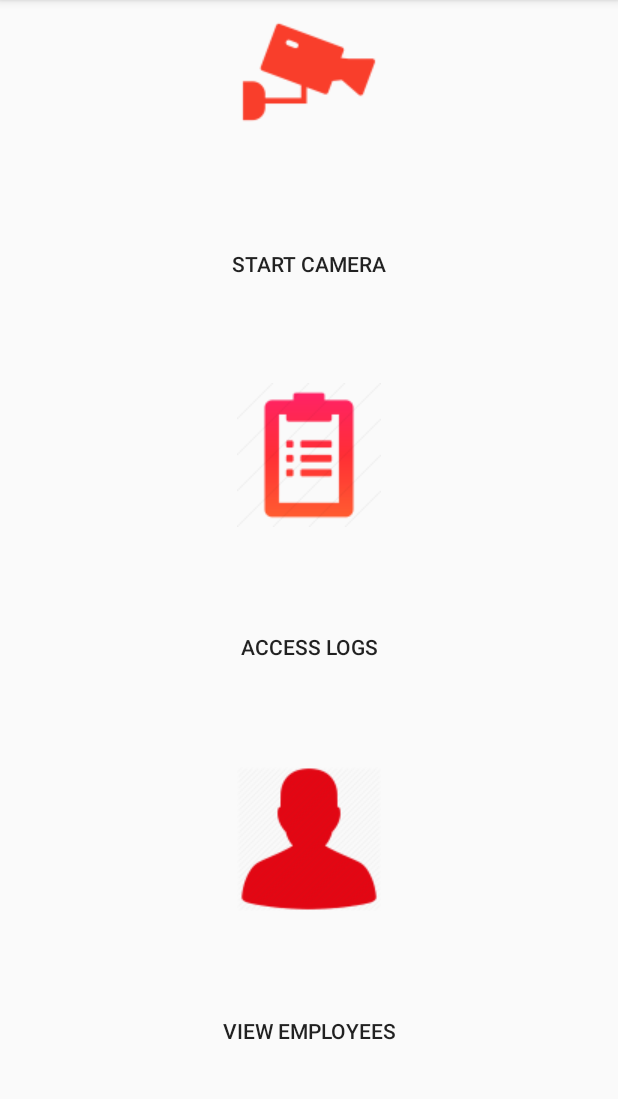
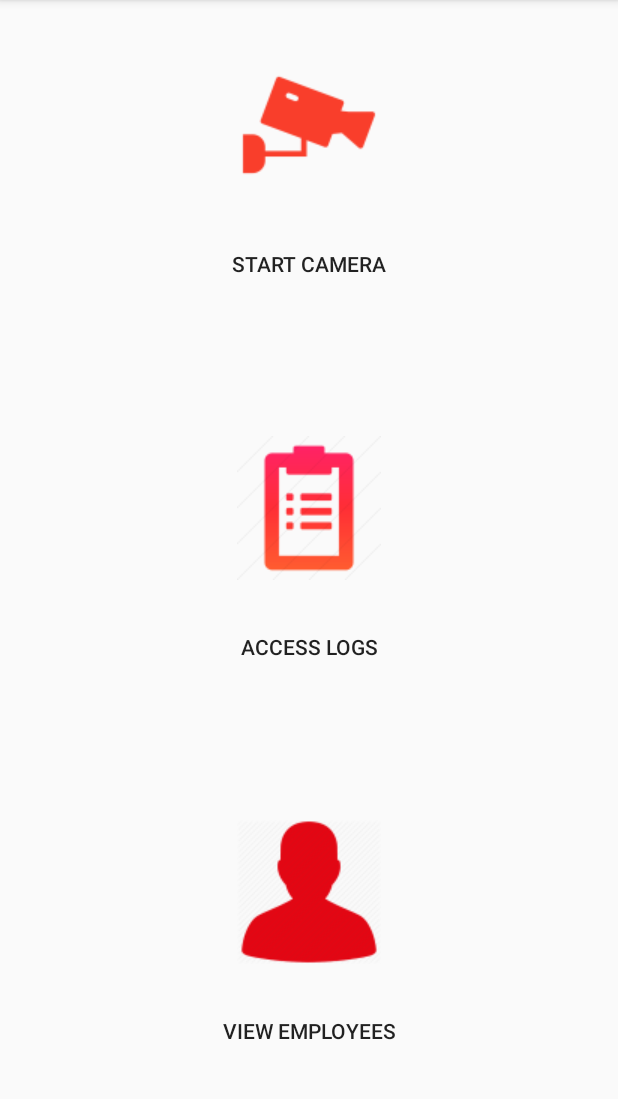
Before and after one commit to andrewtgg/FRS, an Android app: the screen it shows after launch (MainActivity), on a phone screen of 412 x 824 dp, the part 84-1183 px from its top. Run offline under Robolectric (Android 15) with nearby library versions, the phone set to English and light mode, and no system bars.

Commit message:
fixed some spacing issues on icons to make it look less janky

```diff
--- a/app/src/main/res/layout/activity_main.xml
+++ b/app/src/main/res/layout/activity_main.xml
@@ -14,8 +14,9 @@
         android:id="@+id/button_main_cam"
         android:layout_width="match_parent"
         android:layout_height="wrap_content"
+        android:layout_margin="35dp"
+        android:layout_weight=".05"
         android:background="@null"
-        android:layout_weight=".1"
         android:drawableTop="@drawable/camera"
         android:text="@string/open_main_camera" />
 
@@ -23,20 +24,21 @@
         android:id="@+id/button_access_logs"
         android:layout_width="match_parent"
         android:layout_height="wrap_content"
-        android:text="@string/access_logs"
-        android:layout_weight=".1"
+        android:layout_margin="35dp"
+        android:layout_weight=".05"
         android:background="@null"
-        android:drawableTop="@drawable/logs" />
+        android:drawableTop="@drawable/logs"
+        android:text="@string/access_logs" />
 
     <Button
         android:id="@+id/button_view_employees"
         android:layout_width="match_parent"
         android:layout_height="wrap_content"
-        android:layout_weight=".1"
-        android:text="@string/view_employees"
+        android:layout_margin="35dp"
+        android:layout_weight=".05"
+        android:background="@null"
         android:drawableTop="@drawable/employee"
-        android:background="@null"
-        />
+        android:text="@string/view_employees" />
 
 
 </LinearLayout>
```
